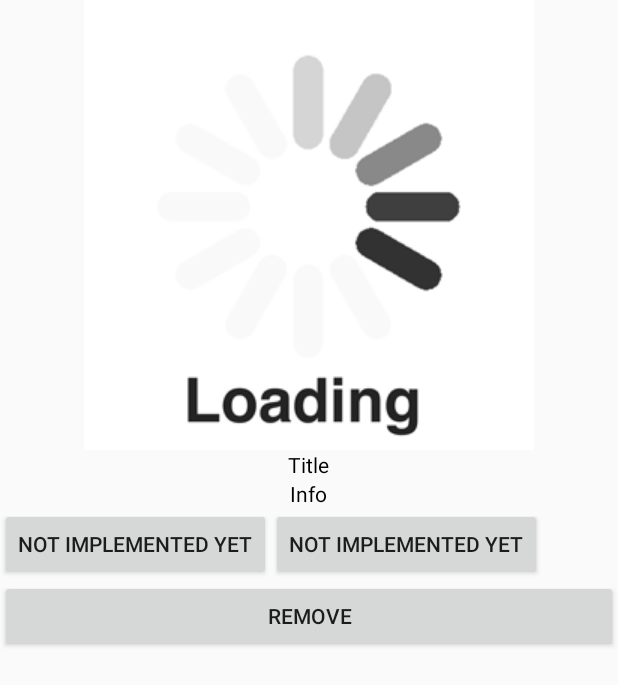
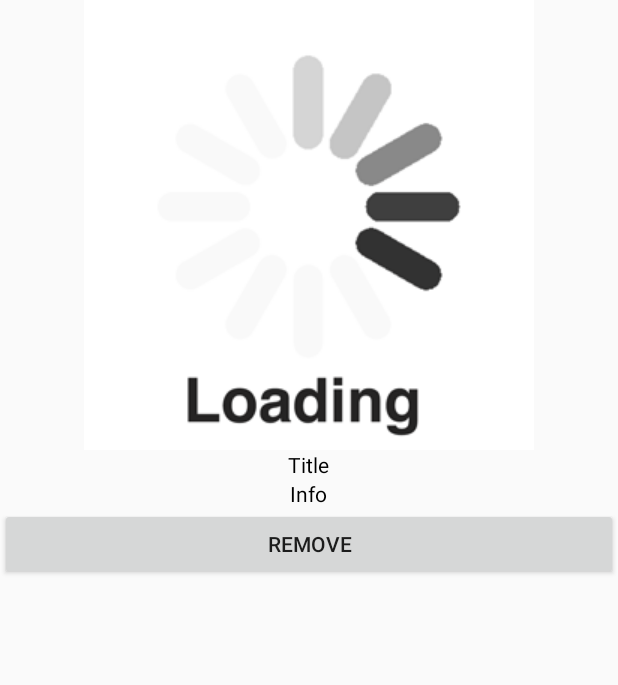
Before and after one commit to rimezero/Anime-Watchmaster-Android, an Android app: the layout layout_watchlaterlist_row.xml on its own in the app's theme, with its tools: preview values and no code run, on a phone screen of 412 x 824 dp. Shown: the top 685 px of the screen. Run offline under Robolectric (Android 15) with nearby library versions, the phone set to English and light mode, and no system bars.

Commit message:
fix watchlater list layout-controller

```diff
--- a/app/src/main/java/com/example/admin/animewatchmaster/watchlater/WatchLaterAdapter.java
+++ b/app/src/main/java/com/example/admin/animewatchmaster/watchlater/WatchLaterAdapter.java
@@ -29,7 +29,7 @@ public class WatchLaterAdapter extends ArrayAdapter<WatchlaterlistModel> {
         final WatchlaterlistModel model = getItem(position);
 
         if(convertView == null) {
-            convertView = LayoutInflater.from(getContext()).inflate(R.layout.layout_watchlist_row,parent,false);
+            convertView = LayoutInflater.from(getContext()).inflate(R.layout.layout_watchlaterlist_row,parent,false);
         }
 
         ImageView imageView = (ImageView)convertView.findViewById(R.id.image);
@@ -41,7 +41,7 @@ public class WatchLaterAdapter extends ArrayAdapter<WatchlaterlistModel> {
                     .into(imageView);
         }
 
-        TextView textView = (TextView)convertView.findViewById(R.id.episodes);
+        TextView textView = (TextView)convertView.findViewById(R.id.txtTitle);
         textView.setText(model.getTitle());
 
         Button btn = (Button)convertView.findViewById(R.id.BtnRemove);
--- a/app/src/main/res/layout/layout_watchlaterlist_row.xml
+++ b/app/src/main/res/layout/layout_watchlaterlist_row.xml
@@ -9,6 +9,7 @@
         android:layout_height="wrap_content"
         android:background="@drawable/loading"
         android:layout_gravity="center"
+        android:id="@+id/image"
         />
 
 
@@ -18,6 +19,7 @@
         android:text="Title"
         android:layout_gravity="center"
         android:textColor="#000000"
+        android:id="@+id/txtTitle"
         />
 
     <TextView
@@ -35,18 +37,6 @@
         android:orientation="horizontal"
         >
 
-        <Button
-            android:layout_width="match_parent"
-            android:layout_height="match_parent"
-            android:text="Not implemented yet"
-            />
-
-        <Button
-            android:layout_width="match_parent"
-            android:layout_height="match_parent"
-            android:text="Not implemented yet"
-            />
-
 
     </LinearLayout>
 
```
